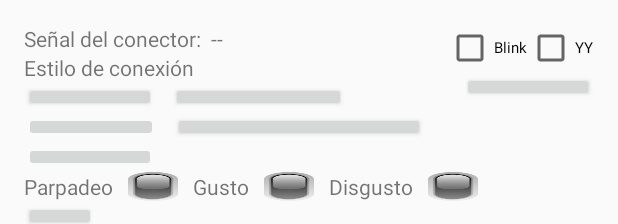
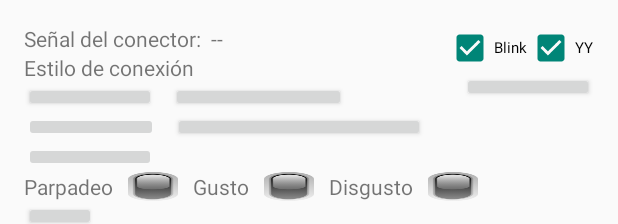
Before and after one commit to NieloPMC/nielo-app, an Android app: the layout activity_main.xml on its own in the app's theme, with its tools: preview values and no code run, on a phone screen of 412 x 824 dp. Shown: the top 224 px of the screen. Run offline under Robolectric (Android 15) with nearby library versions, the phone set to English and light mode, and no system bars; plain views replace XYPlot.

Commit message:
Nombre y checkboxes

```diff
--- a/Algo_SDK_Sample/app/src/main/res/layout/activity_main.xml
+++ b/Algo_SDK_Sample/app/src/main/res/layout/activity_main.xml
@@ -230,7 +230,7 @@
         android:layout_height="wrap_content"
         android:text="Blink"
         android:id="@+id/blinkCheckBox"
-        android:checked="false"
+        android:checked="true"
         android:textSize="10dp"
         android:layout_alignParentTop="true"
         android:layout_toLeftOf="@+id/yyCheckBox"/>
@@ -240,7 +240,7 @@
         android:layout_height="wrap_content"
         android:text="YY"
         android:id="@+id/yyCheckBox"
-        android:checked="false"
+        android:checked="true"
         android:textSize="10dp"
         android:layout_alignParentTop="true"
         android:layout_alignParentRight="true"/>
--- a/Algo_SDK_Sample/app/src/main/res/values/strings.xml
+++ b/Algo_SDK_Sample/app/src/main/res/values/strings.xml
@@ -1,5 +1,5 @@
 <resources>
-    <string name="app_name">Algo_SDK_Sample</string>
+    <string name="app_name">Nielo</string>
 
     <string name="hello_world">Hello world!</string>
     <string name="action_settings">Settings</string>
```
